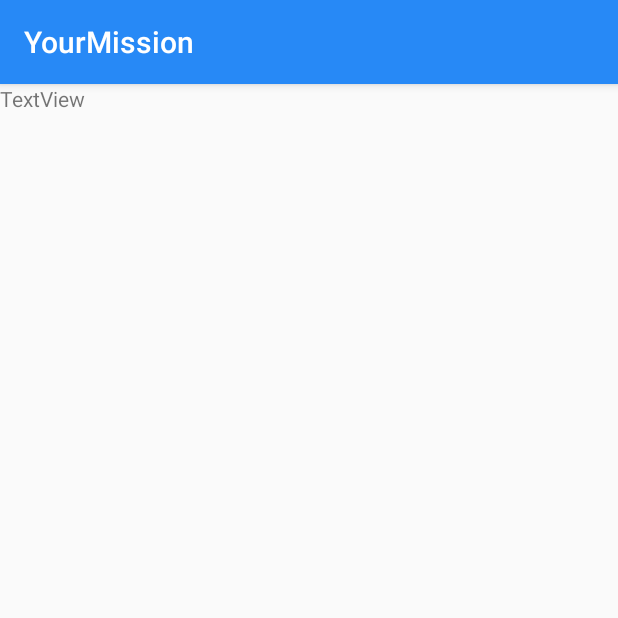
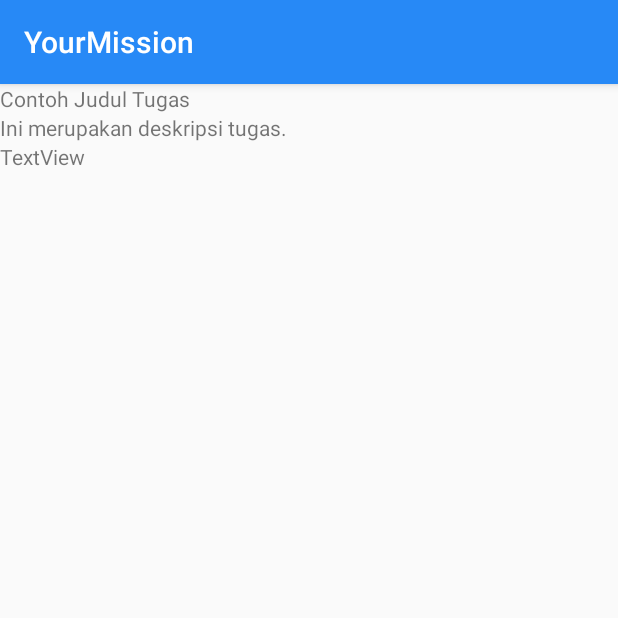
Before and after one commit to andifauzy7/Your-Mission, an Android app: the DetailTask screen opened directly, with no data from a screen before it, on a phone screen of 412 x 824 dp, the top half of it. Run offline under Robolectric (Android 15) with nearby library versions, the light colour scheme and no system bars; 3 statements that could not run were skipped.

Commit message:
Implementasi Intent dengan Bundle (Passing Data), Activity Baru (Add Data).

```diff
--- a/src/main/AndroidManifest.xml
+++ b/src/main/AndroidManifest.xml
@@ -9,7 +9,8 @@
         android:roundIcon="@mipmap/ic_launcher_round"
         android:supportsRtl="true"
         android:theme="@style/AppTheme">
-        <activity android:name=".DetailTask"></activity>
+        <activity android:name=".addTask"></activity>
+        <activity android:name=".DetailTask" />
         <activity android:name=".MainActivity">
             <intent-filter>
                 <action android:name="android.intent.action.MAIN" />
--- a/src/main/java/com/example/yourmission/DetailTask.java
+++ b/src/main/java/com/example/yourmission/DetailTask.java
@@ -6,16 +6,23 @@ import android.os.Bundle;
 import android.widget.TextView;
 
 public class DetailTask extends AppCompatActivity {
-    public static final String ID_TASK="";
-    private Integer idTask;
 
+    TextView title, desc, dateDeadline;
     @Override
     protected void onCreate(Bundle savedInstanceState) {
+        // Bundle diterima dari CardViewTaskAdapter
+        Bundle bundle = getIntent().getExtras();
         super.onCreate(savedInstanceState);
         setContentView(R.layout.activity_detail_task);
-        this.idTask = Integer.parseInt(getIntent().getStringExtra(ID_TASK));
 
-        TextView id = findViewById(R.id.id);
-        id.setText(this.idTask.toString());
+        title = (TextView)findViewById(R.id.namaTugas);
+        title.setText(bundle.getString("namaTugas"));
+
+        desc = (TextView)findViewById(R.id.descTugas);
+        desc.setText(bundle.getString("descTugas"));
+
+        dateDeadline = (TextView)findViewById(R.id.deadlineTugas);
+        dateDeadline.setText(bundle.getString("deadlineTugas"));
+
     }
 }
--- a/src/main/res/layout/activity_detail_task.xml
+++ b/src/main/res/layout/activity_detail_task.xml
@@ -7,8 +7,22 @@
     tools:context=".DetailTask">
 
     <TextView
-        android:id="@+id/id"
+        android:id="@+id/namaTugas"
         android:layout_width="wrap_content"
         android:layout_height="wrap_content"
+        android:text="@string/namaTugas" />
+
+    <TextView
+        android:id="@+id/descTugas"
+        android:layout_width="wrap_content"
+        android:layout_height="wrap_content"
+        android:layout_below="@id/namaTugas"
+        android:text="@string/descTugas" />
+
+    <TextView
+        android:id="@+id/deadlineTugas"
+        android:layout_width="wrap_content"
+        android:layout_height="wrap_content"
+        android:layout_below="@id/descTugas"
         android:text="TextView" />
 </RelativeLayout>
```
Also changed, not shown: src/main/java/com/example/yourmission/CardViewTaskAdapter.java (+7 -2 lines), src/main/java/com/example/yourmission/MainActivity.java (+3 -4 lines), src/main/java/com/example/yourmission/addTask.java (added, +14 -0 lines), src/main/res/layout/activity_add_task.xml (added, +9 -0 lines), src/main/res/drawable/add.png.
